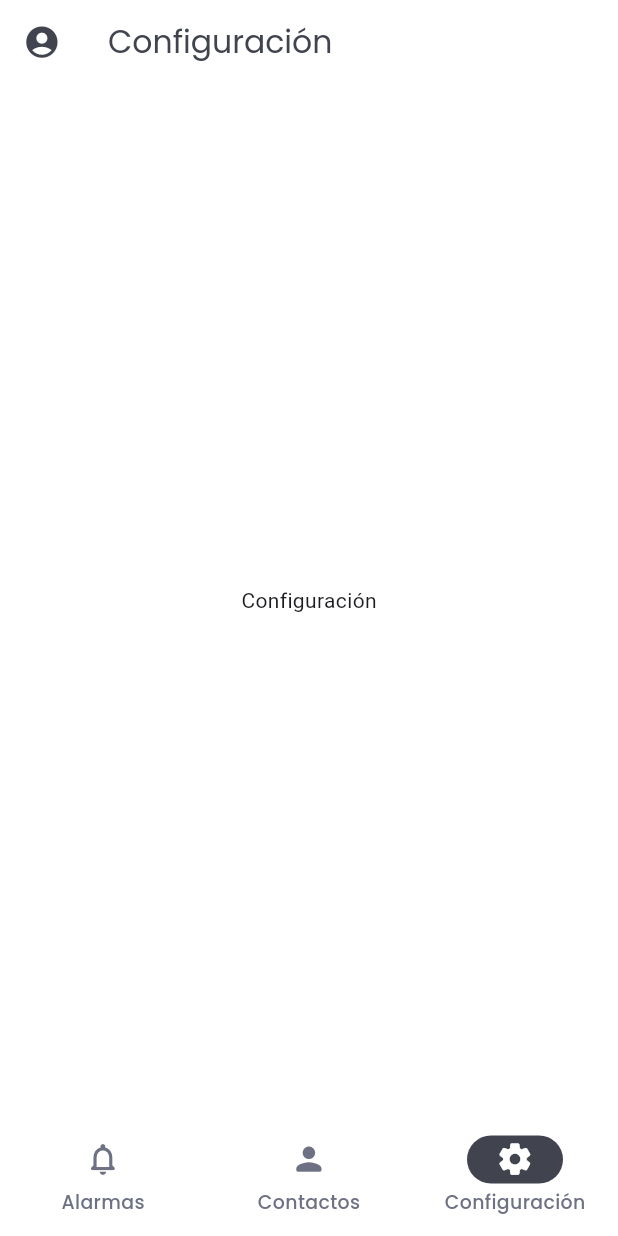
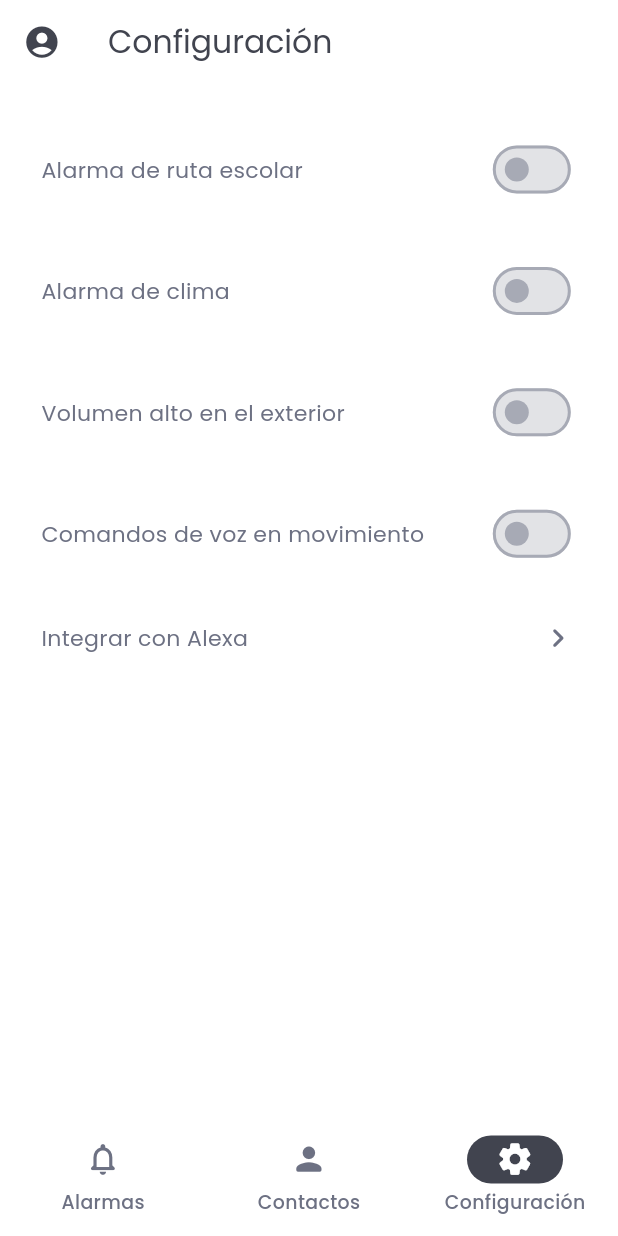
Before and after one commit to scelise/aularma-movil, a Flutter app: the MainPage screen opened directly, item 3 of the bottom bar chosen, on a phone screen of 412 x 824 dp. Run offline on Flutter 3.47's test engine with Material 3 defaults, Android fonts, the light colour scheme and no system bars; our stand-ins replace flutter_time_picker_spinner, google_fonts.

Commit message:
pantalla de configuración

```diff
--- a/lib/src/pages/settings_page.dart
+++ b/lib/src/pages/settings_page.dart
@@ -1,4 +1,7 @@
 import 'package:flutter/material.dart';
+
+import '../utils/responsive_app.dart';
+import '../widgets/settings_widgets/item_settings.dart';
 
 class SettingsPage extends StatelessWidget {
 
@@ -7,8 +10,27 @@ class SettingsPage extends StatelessWidget {
   @override
   Widget build( BuildContext context ) {
 
-    return const Center(
-      child: Text('Configuración')
+    return Column(
+      children: [
+        SizedBox( height: ResponsiveApp.dHeight( 16.0 ) ),
+        const ItemSettings(
+          sText: 'Alarma de ruta escolar'
+        ),
+        const ItemSettings(
+          sText: 'Alarma de clima'
+        ),
+        const ItemSettings(
+          sText: 'Volumen alto en el exterior'
+        ),
+        const ItemSettings(
+          sText: 'Comandos de voz en movimiento',
+          bVoice: true
+        ),
+        const ItemSettings(
+          sText: 'Integrar con Alexa',
+          bAlexa: true
+        )
+      ]
     );
 
   }
--- a/lib/src/widgets/reset_password_widgets/bottom_sheet_reset_password.dart
+++ b/lib/src/widgets/reset_password_widgets/bottom_sheet_reset_password.dart
@@ -64,11 +64,9 @@ class _BottomSheetResetPasswordState extends State<BottomSheetResetPassword> {
           ),
           MainButton(
             onPressed: () {
-
               if( _formKey.currentState!.validate() ) {
                 Navigator.push( context, SlidePageRoute( page: const ResetPasswordPage() ) );
               }
-
             },
             sLabel: 'Enviar código'
           ),
--- /dev/null
+++ b/lib/src/widgets/settings_widgets/item_settings.dart
@@ -0,0 +1,103 @@
+import 'package:flutter/material.dart';
+
+import '../../utils/colors_app.dart';
+import '../../utils/functions.dart';
+import '../../utils/responsive_app.dart';
+
+import '../general_widgets/poppins_text.dart';
+import 'bottom_sheet_settings.dart';
+
+class ItemSettings extends StatefulWidget {
+
+  final String sText;
+  final bool bAlexa;
+  final bool bVoice;
+
+  const ItemSettings(
+    {
+      super.key,
+      required this.sText,
+      this.bAlexa = false,
+      this.bVoice = false
+    }
+  );
+
+  @override
+  State<ItemSettings> createState() => _ItemSettingsState();
+
+}
+
+class _ItemSettingsState extends State<ItemSettings> {
+
+  bool bSwitched = false;
+
+  final functions = Functions();
+
+  @override
+  Widget build( BuildContext context ) {
+
+    return Container(
+      margin: EdgeInsets.symmetric( horizontal: ResponsiveApp.dWidth( 16.0 ) ),
+      padding: EdgeInsets.symmetric( horizontal: ResponsiveApp.dWidth( 8.0 ), vertical: ResponsiveApp.dHeight( 16.0 ) ),
+      child: Row(
+        mainAxisAlignment: MainAxisAlignment.spaceBetween,
+        children: [
+          Expanded(
+            child: PoppinsText(
+              sText: widget.sText,
+              dFontSize: ResponsiveApp.dSize( 14.0 ),
+              colorText: ColorsApp.textColor
+            )
+          ),
+          SizedBox( height: ResponsiveApp.dWidth( 16.0 ) ),
+          widget.bAlexa ? Icon(
+            Icons.keyboard_arrow_right_rounded,
+            size: ResponsiveApp.dSize( 24.0 ),
+            color: ColorsApp.textColor
+          ) : Switch(
+            value: bSwitched,
+            onChanged: ( bSwitch ) {
+              if( widget.bVoice && !bSwitched ) {
+                functions.showAlertDialog(
+                  context,
+                  'Permiso de GPS',
+                  'Necesitamos acceder a tu ubicación actual',
+                  () {
+                    Navigator.pop( context );
+                    functions.showAlertDialog(
+                      context,
+                      'Permiso micrófono',
+                      'Necesitamos acceso al micrófono de tu celular',
+                      (){
+                        Navigator.pop( context );
+                        functions.showAlertDialog(
+                          context,
+                          'Permiso acelerómetro',
+                          'Necesitamos acceder al sensor de movimiento de tu celular',
+                          () {
+                            setState(() => bSwitched = true );
+                            Navigator.pop( context );
+                            functions.showBottomSheet( context, const BottomSheetSettings() );
+                          }
+                        );
+                      }
+                    );
+                  }
+                );
+              } else {
+                setState(() => bSwitched = bSwitch );
+              }
+            },
+            activeColor: ColorsApp.backgroundColor,
+            activeTrackColor: ColorsApp.primaryColor,
+            inactiveTrackColor: ColorsApp.inactiveColor,
+            inactiveThumbColor: ColorsApp.borderColor,
+            trackOutlineColor: WidgetStateProperty.all<Color>( bSwitched ? ColorsApp.primaryColor : ColorsApp.borderColor )
+          )
+        ]
+      )
+    );
+
+  }
+
+}
```
Also changed, not shown: lib/src/pages/create_account_page.dart (+9 -1 lines), lib/src/utils/functions.dart (+19 -10 lines), lib/src/widgets/settings_widgets/bottom_sheet_settings.dart (added, +54 -0 lines).
